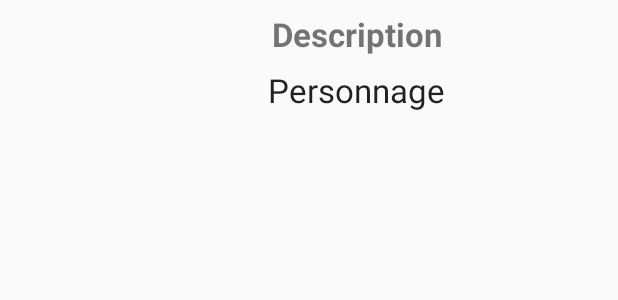
After one commit to V1ck3s/AppCCIBle, an Android app: the layout list_cell.xml on its own in the app's theme, with its tools: preview values and no code run, on a phone screen of 412 x 824 dp. The commit adds this screen. Shown: the top 300 px of the screen. Run offline under Robolectric (Android 15) with nearby library versions, the phone set to English and light mode, and no system bars.

Commit message:
[feat] Adding BluetoothDevice to List in adapter

```diff
--- /dev/null
+++ b/app/src/main/res/layout/list_cell.xml
@@ -0,0 +1,37 @@
+<?xml version="1.0" encoding="utf-8"?>
+<LinearLayout xmlns:android="http://schemas.android.com/apk/res/android"
+    xmlns:app="http://schemas.android.com/apk/res-auto"
+    xmlns:tools="http://schemas.android.com/tools"
+    android:layout_width="match_parent"
+    android:layout_height="wrap_content"
+
+
+    android:orientation="vertical">
+
+
+    <TextView
+        android:id="@+id/textView_treatmentsList_description"
+        android:layout_width="wrap_content"
+        android:layout_height="wrap_content"
+        android:layout_gravity="center_horizontal"
+        android:layout_marginStart="32dp"
+        android:layout_marginTop="8dp"
+        android:ellipsize="end"
+        android:lines="1"
+        android:textAppearance="?android:attr/textAppearanceSmall"
+        android:textSize="22sp"
+        android:textStyle="bold"
+        tools:text="Description" />
+
+    <TextView
+        android:id="@+id/textView_treatmentsList_date"
+        android:layout_width="wrap_content"
+        android:layout_height="wrap_content"
+        android:layout_gravity="center_horizontal"
+        android:layout_marginStart="32dp"
+        android:layout_marginTop="8dp"
+        android:textAppearance="?android:attr/textAppearanceLarge"
+        tools:text="Personnage" />
+
+
+</LinearLayout>
--- a/gradle.properties
+++ b/gradle.properties
@@ -6,6 +6,8 @@
 # http://www.gradle.org/docs/current/userguide/build_environment.html
 # Specifies the JVM arguments used for the daemon process.
 # The setting is particularly useful for tweaking memory settings.
+android.enableJetifier=true
+android.useAndroidX=true
 org.gradle.jvmargs=-Xmx1536m
 # When configured, Gradle will run in incubating parallel mode.
 # This option should only be used with decoupled projects. More details, visit
```
Also changed, not shown: app/build.gradle (+6 -4 lines), app/src/main/java/com/victor/appccible/DeviceListAdapter.java (added, +98 -0 lines), app/src/main/java/com/victor/appccible/MainActivity.java (+19 -9 lines), app/src/main/res/drawable/ic_info_black_24dp.xml (added, +9 -0 lines), app/src/main/res/layout/activity_main.xml (+11 -0 lines), 1 other file.
